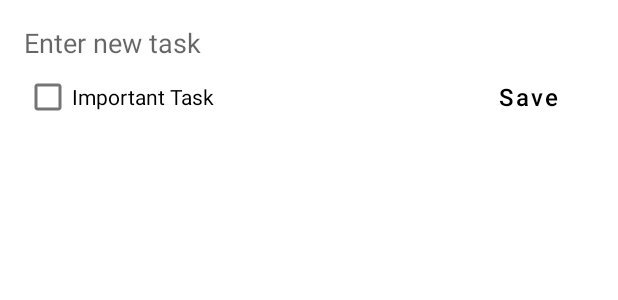
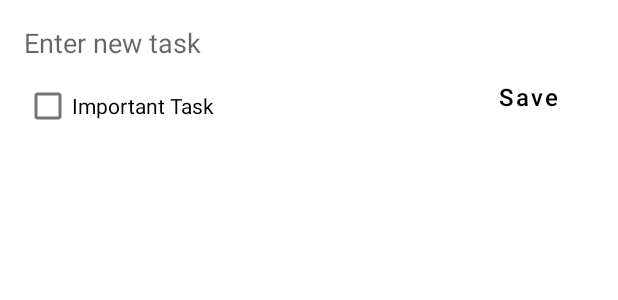
Before and after one commit to RanjithKumarcs17/MyDoTo, an Android app: the layout new_task.xml on its own in the app's theme, with its tools: preview values and no code run, on a phone screen of 412 x 824 dp. Shown: the top 300 px of the screen. Run offline under Robolectric (Android 15) with nearby library versions, the phone set to English and light mode, and no system bars.

Commit message:
Important

```diff
--- a/app/src/main/res/layout/new_task.xml
+++ b/app/src/main/res/layout/new_task.xml
@@ -17,7 +17,8 @@
         android:layout_width="wrap_content"
         android:layout_height="wrap_content"
         android:layout_below="@+id/newTaskText"
-        android:text="Important Task">
+        android:text="Important Task"
+        android:layout_marginTop="6dp">
 
     </CheckBox>
 
```
